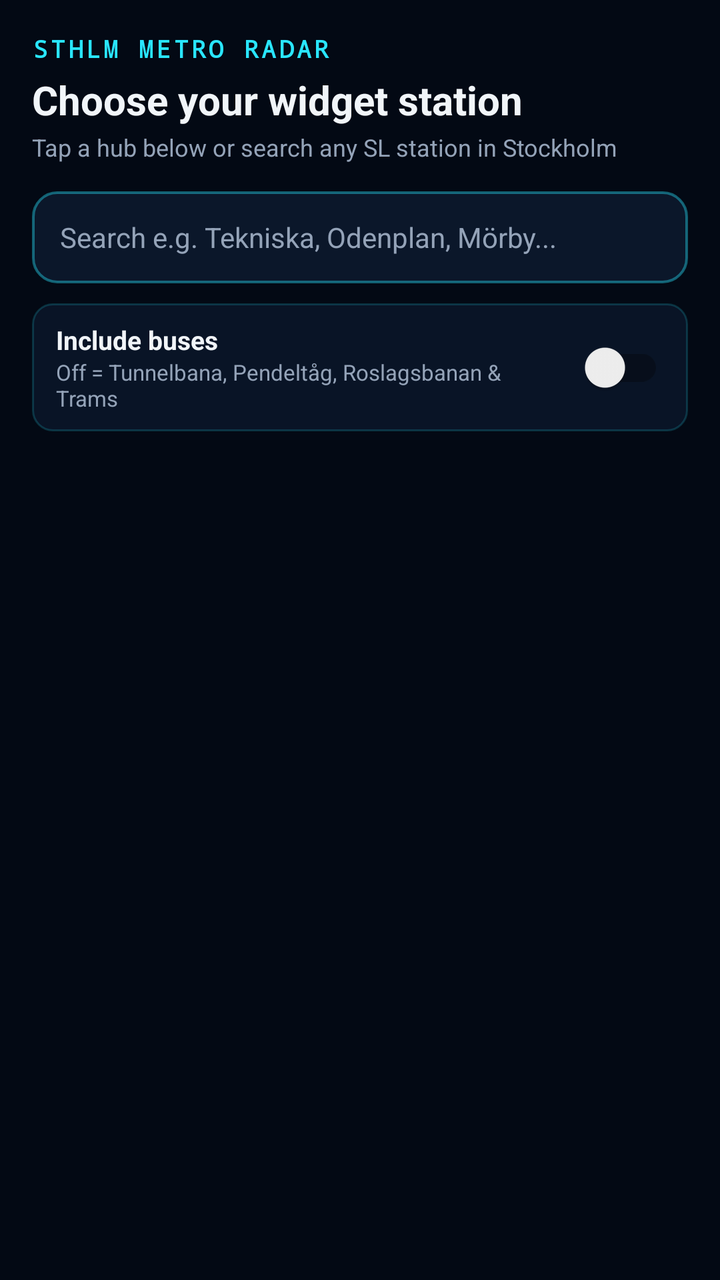
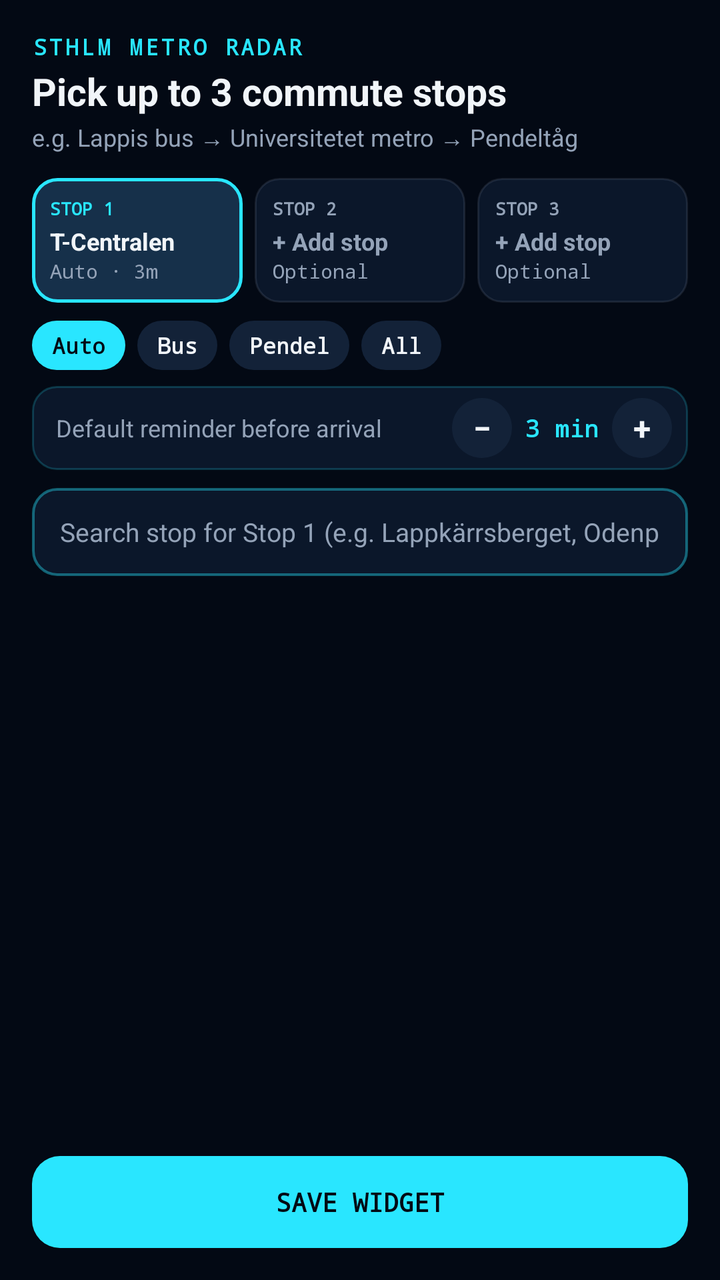

The first picture is an Android layout as it rendered before a commit; the second is the same layout after the commit. The layout source and the unified diff follow.
<!-- AndroidManifest.xml: application theme Theme.SthlmMetro -->
<!-- res/layout/activity_widget_config.xml -->
<?xml version="1.0" encoding="utf-8"?>
<LinearLayout xmlns:android="http://schemas.android.com/apk/res/android"
    android:layout_width="match_parent"
    android:layout_height="match_parent"
    android:background="@color/bg_dark"
    android:orientation="vertical"
    android:padding="16dp">

    <TextView
        android:layout_width="match_parent"
        android:layout_height="wrap_content"
        android:fontFamily="monospace"
        android:letterSpacing="0.12"
        android:text="STHLM METRO RADAR"
        android:textColor="@color/cyan_accent"
        android:textSize="12sp"
        android:textStyle="bold" />

    <TextView
        android:layout_width="match_parent"
        android:layout_height="wrap_content"
        android:layout_marginTop="4dp"
        android:text="Choose your widget station"
        android:textColor="@color/text_primary"
        android:textSize="20sp"
        android:textStyle="bold" />

    <TextView
        android:id="@+id/config_subtitle"
        android:layout_width="match_parent"
        android:layout_height="wrap_content"
        android:layout_marginTop="2dp"
        android:text="Tap a hub below or search any SL station in Stockholm"
        android:textColor="@color/text_secondary"
        android:textSize="12sp" />

    <EditText
        android:id="@+id/station_search_input"
        android:layout_width="match_parent"
        android:layout_height="46dp"
        android:layout_marginTop="14dp"
        android:background="@drawable/input_bg"
        android:hint="Search e.g. Tekniska, Odenplan, Mörby..."
        android:imeOptions="actionSearch"
        android:inputType="text"
        android:maxLines="1"
        android:paddingStart="14dp"
        android:paddingEnd="14dp"
        android:textColor="@color/text_primary"
        android:textColorHint="@color/text_secondary"
        android:textSize="14sp" />

    <LinearLayout
        android:layout_width="match_parent"
        android:layout_height="wrap_content"
        android:layout_marginTop="10dp"
        android:background="@drawable/widget_row_bg"
        android:gravity="center_vertical"
        android:orientation="horizontal"
        android:paddingStart="12dp"
        android:paddingTop="8dp"
        android:paddingEnd="12dp"
        android:paddingBottom="8dp">

        <LinearLayout
            android:layout_width="0dp"
            android:layout_height="wrap_content"
            android:layout_weight="1"
            android:orientation="vertical">

            <TextView
                android:layout_width="wrap_content"
                android:layout_height="wrap_content"
                android:text="Include buses"
                android:textColor="@color/text_primary"
                android:textSize="13sp"
                android:textStyle="bold" />

            <TextView
                android:layout_width="wrap_content"
                android:layout_height="wrap_content"
                android:text="Off = Tunnelbana, Pendeltåg, Roslagsbanan &amp; Trams"
                android:textColor="@color/text_secondary"
                android:textSize="11sp" />
        </LinearLayout>

        <androidx.appcompat.widget.SwitchCompat
            android:id="@+id/include_buses_switch"
            android:layout_width="wrap_content"
            android:layout_height="wrap_content" />
    </LinearLayout>

    <ListView
        android:id="@+id/station_list_view"
        android:layout_width="match_parent"
        android:layout_height="0dp"
        android:layout_marginTop="12dp"
        android:layout_weight="1"
        android:divider="@android:color/transparent"
        android:dividerHeight="8dp" />

</LinearLayout>
<!-- resources referenced by this layout -->
<resources>
  <color name="bg_dark">#030914</color>
  <color name="cyan_accent">#29E6FF</color>
  <color name="text_primary">#F1F5F9</color>
  <color name="text_secondary">#94A3B8</color>
  <!-- drawable input_bg (drawable) -->
  <?xml version="1.0" encoding="utf-8"?>
  <shape xmlns:android="http://schemas.android.com/apk/res/android"
      android:shape="rectangle">
      <solid android:color="#0B172A" />
      <stroke
          android:width="1.2dp"
          android:color="#6629E6FF" />
      <corners android:radius="12dp" />
  </shape>
  <!-- drawable widget_row_bg (drawable) -->
  <?xml version="1.0" encoding="utf-8"?>
  <shape xmlns:android="http://schemas.android.com/apk/res/android"
      android:shape="rectangle">
      <solid android:color="#D90B172A" />
      <stroke
          android:width="1dp"
          android:color="#2E29E6FF" />
      <corners android:radius="10dp" />
  </shape>
  <style name="Theme.SthlmMetro" parent="Theme.MaterialComponents.DayNight.NoActionBar">
          <item name="colorPrimary">@color/cyan_accent</item>
          <item name="colorPrimaryVariant">@color/card_bg</item>
          <item name="colorOnPrimary">@color/bg_dark</item>
          <item name="android:windowBackground">@color/bg_dark</item>
          <item name="android:statusBarColor">@color/bg_dark</item>
          <item name="android:navigationBarColor">@color/bg_dark</item>
      </style>
  <color name="card_bg">#050D1A</color>
</resources>

<!-- the commit's change to res/layout/activity_widget_config.xml (unified diff, before → after) -->
@@ -1,5 +1,6 @@
 <?xml version="1.0" encoding="utf-8"?>
 <LinearLayout xmlns:android="http://schemas.android.com/apk/res/android"
+    android:id="@+id/config_root"
     android:layout_width="match_parent"
     android:layout_height="match_parent"
     android:background="@color/bg_dark"
@@ -13,16 +14,16 @@
         android:letterSpacing="0.12"
         android:text="STHLM METRO RADAR"
         android:textColor="@color/cyan_accent"
-        android:textSize="12sp"
+        android:textSize="11sp"
         android:textStyle="bold" />
 
     <TextView
         android:layout_width="match_parent"
         android:layout_height="wrap_content"
-        android:layout_marginTop="4dp"
-        android:text="Choose your widget station"
+        android:layout_marginTop="2dp"
+        android:text="Pick up to 3 commute stops"
         android:textColor="@color/text_primary"
-        android:textSize="20sp"
+        android:textSize="19sp"
         android:textStyle="bold" />
 
     <TextView
@@ -30,17 +31,298 @@
         android:layout_width="match_parent"
         android:layout_height="wrap_content"
         android:layout_marginTop="2dp"
-        android:text="Tap a hub below or search any SL station in Stockholm"
+        android:text="e.g. Lappis bus → Universitetet metro → Pendeltåg"
         android:textColor="@color/text_secondary"
         android:textSize="12sp" />
 
+    
+    <LinearLayout
+        android:layout_width="match_parent"
+        android:layout_height="wrap_content"
+        android:layout_marginTop="12dp"
+        android:orientation="horizontal">
+
+        <LinearLayout
+            android:id="@+id/slot_btn_0"
+            android:layout_width="0dp"
+            android:layout_height="wrap_content"
+            android:layout_marginEnd="6dp"
+            android:layout_weight="1"
+            android:background="@drawable/slot_pill_active"
+            android:orientation="vertical"
+            android:padding="9dp">
+
+            <TextView
+                android:layout_width="wrap_content"
+                android:layout_height="wrap_content"
+                android:fontFamily="monospace"
+                android:text="STOP 1"
+                android:textColor="@color/cyan_accent"
+                android:textSize="9sp"
+                android:textStyle="bold" />
+
+            <TextView
+                android:id="@+id/slot_label_0"
+                android:layout_width="match_parent"
+                android:layout_height="wrap_content"
+                android:layout_marginTop="2dp"
+                android:ellipsize="end"
+                android:maxLines="1"
+                android:text="T-Centralen"
+                android:textColor="@color/text_primary"
+                android:textSize="12sp"
+                android:textStyle="bold" />
+
+            <TextView
+                android:id="@+id/slot_mode_0"
+                android:layout_width="match_parent"
+                android:layout_height="wrap_content"
+                android:ellipsize="end"
+                android:fontFamily="monospace"
+                android:maxLines="1"
+                android:text="Auto · 3m"
+                android:textColor="@color/text_secondary"
+                android:textSize="10sp" />
+        </LinearLayout>
+
+        <LinearLayout
+            android:id="@+id/slot_btn_1"
+            android:layout_width="0dp"
+            android:layout_height="wrap_content"
+            android:layout_marginEnd="6dp"
+            android:layout_weight="1"
+            android:background="@drawable/slot_pill_idle"
+            android:orientation="vertical"
+            android:padding="9dp">
+
+            <TextView
+                android:layout_width="wrap_content"
+                android:layout_height="wrap_content"
+                android:fontFamily="monospace"
+                android:text="STOP 2"
+                android:textColor="@color/text_secondary"
+                android:textSize="9sp"
+                android:textStyle="bold" />
+
+            <TextView
+                android:id="@+id/slot_label_1"
+                android:layout_width="match_parent"
+                android:layout_height="wrap_content"
+                android:layout_marginTop="2dp"
+                android:ellipsize="end"
+                android:maxLines="1"
+                android:text="+ Add stop"
+                android:textColor="@color/text_secondary"
+                android:textSize="12sp"
+                android:textStyle="bold" />
+
+            <TextView
+                android:id="@+id/slot_mode_1"
+                android:layout_width="match_parent"
+                android:layout_height="wrap_content"
+                android:ellipsize="end"
+                android:fontFamily="monospace"
+                android:maxLines="1"
+                android:text="Optional"
+                android:textColor="@color/text_secondary"
+                android:textSize="10sp" />
+        </LinearLayout>
+
+        <LinearLayout
+            android:id="@+id/slot_btn_2"
+            android:layout_width="0dp"
+            android:layout_height="wrap_content"
+            android:layout_weight="1"
+            android:background="@drawable/slot_pill_idle"
+            android:orientation="vertical"
+            android:padding="9dp">
+
+            <TextView
+                android:layout_width="wrap_content"
+                android:layout_height="wrap_content"
+                android:fontFamily="monospace"
+                android:text="STOP 3"
+                android:textColor="@color/text_secondary"
+                android:textSize="9sp"
+                android:textStyle="bold" />
+
+            <TextView
+                android:id="@+id/slot_label_2"
+                android:layout_width="match_parent"
+                android:layout_height="wrap_content"
+                android:layout_marginTop="2dp"
+                android:ellipsize="end"
+                android:maxLines="1"
+                android:text="+ Add stop"
+                android:textColor="@color/text_secondary"
+                android:textSize="12sp"
+                android:textStyle="bold" />
+
+            <TextView
+                android:id="@+id/slot_mode_2"
+                android:layout_width="match_parent"
+                android:layout_height="wrap_content"
+                android:ellipsize="end"
+                android:fontFamily="monospace"
+                android:maxLines="1"
+                android:text="Optional"
+                android:textColor="@color/text_secondary"
+                android:textSize="10sp" />
+        </LinearLayout>
+    </LinearLayout>
+
+    
+    <LinearLayout
+        android:layout_width="match_parent"
+        android:layout_height="wrap_content"
+        android:layout_marginTop="9dp"
+        android:gravity="center_vertical"
+        android:orientation="horizontal">
+
+        <TextView
+            android:id="@+id/chip_auto"
+            android:layout_width="wrap_content"
+            android:layout_height="wrap_content"
+            android:layout_marginEnd="6dp"
+            android:background="@drawable/chip_active"
+            android:fontFamily="monospace"
+            android:paddingStart="10dp"
+            android:paddingTop="5dp"
+            android:paddingEnd="10dp"
+            android:paddingBottom="5dp"
+            android:text="Auto"
+            android:textColor="@color/bg_dark"
+            android:textSize="11sp"
+            android:textStyle="bold" />
+
+        <TextView
+            android:id="@+id/chip_bus"
+            android:layout_width="wrap_content"
+            android:layout_height="wrap_content"
+            android:layout_marginEnd="6dp"
+            android:background="@drawable/chip_idle"
+            android:fontFamily="monospace"
+            android:paddingStart="10dp"
+            android:paddingTop="5dp"
+            android:paddingEnd="10dp"
+            android:paddingBottom="5dp"
+            android:text="Bus"
+            android:textColor="@color/text_primary"
+            android:textSize="11sp"
+            android:textStyle="bold" />
+
+        <TextView
+            android:id="@+id/chip_pendel"
+            android:layout_width="wrap_content"
+            android:layout_height="wrap_content"
+            android:layout_marginEnd="6dp"
+            android:background="@drawable/chip_idle"
+            android:fontFamily="monospace"
+            android:paddingStart="10dp"
+            android:paddingTop="5dp"
+            android:paddingEnd="10dp"
+            android:paddingBottom="5dp"
+            android:text="Pendel"
+            android:textColor="@color/text_primary"
+            android:textSize="11sp"
+            android:textStyle="bold" />
+
+        <TextView
+            android:id="@+id/chip_all"
+            android:layout_width="wrap_content"
+            android:layout_height="wrap_content"
+            android:background="@drawable/chip_idle"
+            android:fontFamily="monospace"
+            android:paddingStart="10dp"
+            android:paddingTop="5dp"
+            android:paddingEnd="10dp"
+            android:paddingBottom="5dp"
+            android:text="All"
+            android:textColor="@color/text_primary"
+            android:textSize="11sp"
+            android:textStyle="bold" />
+
+        <View
+            android:layout_width="0dp"
+            android:layout_height="1dp"
+            android:layout_weight="1" />
+
+        <TextView
+            android:id="@+id/btn_clear_slot"
+            android:layout_width="wrap_content"
+            android:layout_height="wrap_content"
+            android:fontFamily="monospace"
+            android:padding="5dp"
+            android:text="Remove"
+            android:textColor="@color/rose_cancel"
+            android:textSize="11sp"
+            android:textStyle="bold"
+            android:visibility="gone" />
+    </LinearLayout>
+
+    
+    <LinearLayout
+        android:id="@+id/config_walk_bar"
+        android:layout_width="match_parent"
+        android:layout_height="wrap_content"
+        android:layout_marginTop="8dp"
+        android:background="@drawable/config_row_bg"
+        android:gravity="center_vertical"
+        android:orientation="horizontal"
+        android:paddingStart="12dp"
+        android:paddingTop="6dp"
+        android:paddingEnd="8dp"
+        android:paddingBottom="6dp">
+
+        <TextView
+            android:layout_width="0dp"
+            android:layout_height="wrap_content"
+            android:layout_weight="1"
+            android:text="Default reminder before arrival"
+            android:textColor="@color/text_secondary"
+            android:textSize="12sp" />
+
+        <TextView
+            android:id="@+id/config_walk_minus"
+            android:layout_width="30dp"
+            android:layout_height="30dp"
+            android:background="@drawable/chip_idle"
+            android:gravity="center"
+            android:text="−"
+            android:textColor="@color/text_primary"
+            android:textSize="16sp"
+            android:textStyle="bold" />
+
+        <TextView
+            android:id="@+id/config_walk_value"
+            android:layout_width="50dp"
+            android:layout_height="wrap_content"
+            android:fontFamily="monospace"
+            android:gravity="center"
+            android:text="3 min"
+            android:textColor="@color/cyan_accent"
+            android:textSize="12sp"
+            android:textStyle="bold" />
+
+        <TextView
+            android:id="@+id/config_walk_plus"
+            android:layout_width="30dp"
+            android:layout_height="30dp"
+            android:background="@drawable/chip_idle"
+            android:gravity="center"
+            android:text="+"
+            android:textColor="@color/text_primary"
+            android:textSize="16sp"
+            android:textStyle="bold" />
+    </LinearLayout>
+
     <EditText
         android:id="@+id/station_search_input"
         android:layout_width="match_parent"
-        android:layout_height="46dp"
-        android:layout_marginTop="14dp"
+        android:layout_height="44dp"
+        android:layout_marginTop="9dp"
         android:background="@drawable/input_bg"
-        android:hint="Search e.g. Tekniska, Odenplan, Mörby..."
+        android:hint="Search stop for Stop 1 (e.g. Lappkärrsberget, Odenplan…)"
         android:imeOptions="actionSearch"
         android:inputType="text"
         android:maxLines="1"
@@ -48,55 +330,28 @@
         android:paddingEnd="14dp"
         android:textColor="@color/text_primary"
         android:textColorHint="@color/text_secondary"
-        android:textSize="14sp" />
-
-    <LinearLayout
-        android:layout_width="match_parent"
-        android:layout_height="wrap_content"
-        android:layout_marginTop="10dp"
-        android:background="@drawable/widget_row_bg"
-        android:gravity="center_vertical"
-        android:orientation="horizontal"
-        android:paddingStart="12dp"
-        android:paddingTop="8dp"
-        android:paddingEnd="12dp"
-        android:paddingBottom="8dp">
-
-        <LinearLayout
-            android:layout_width="0dp"
-            android:layout_height="wrap_content"
-            android:layout_weight="1"
-            android:orientation="vertical">
-
-            <TextView
-                android:layout_width="wrap_content"
-                android:layout_height="wrap_content"
-                android:text="Include buses"
-                android:textColor="@color/text_primary"
-                android:textSize="13sp"
-                android:textStyle="bold" />
-
-            <TextView
-                android:layout_width="wrap_content"
-                android:layout_height="wrap_content"
-                android:text="Off = Tunnelbana, Pendeltåg, Roslagsbanan &amp; Trams"
-                android:textColor="@color/text_secondary"
-                android:textSize="11sp" />
-        </LinearLayout>
-
-        <androidx.appcompat.widget.SwitchCompat
-            android:id="@+id/include_buses_switch"
-            android:layout_width="wrap_content"
-            android:layout_height="wrap_content" />
-    </LinearLayout>
+        android:textSize="13sp" />
 
     <ListView
         android:id="@+id/station_list_view"
         android:layout_width="match_parent"
         android:layout_height="0dp"
-        android:layout_marginTop="12dp"
+        android:layout_marginTop="9dp"
         android:layout_weight="1"
         android:divider="@android:color/transparent"
-        android:dividerHeight="8dp" />
+        android:dividerHeight="7dp" />
+
+    <TextView
+        android:id="@+id/btn_save_widget"
+        android:layout_width="match_parent"
+        android:layout_height="46dp"
+        android:layout_marginTop="10dp"
+        android:background="@drawable/btn_save_bg"
+        android:fontFamily="monospace"
+        android:gravity="center"
+        android:text="SAVE WIDGET"
+        android:textColor="@color/bg_dark"
+        android:textSize="13sp"
+        android:textStyle="bold" />
 
 </LinearLayout>
<!-- resource entries referenced after the edit -->
@@ -2,8 +2,40 @@
 <resources>
   <color name="bg_dark">#030914</color>
   <color name="cyan_accent">#29E6FF</color>
+  <color name="rose_cancel">#FB7185</color>
   <color name="text_primary">#F1F5F9</color>
   <color name="text_secondary">#94A3B8</color>
+  <!-- drawable btn_save_bg (drawable) -->
+  <?xml version="1.0" encoding="utf-8"?>
+  <shape xmlns:android="http://schemas.android.com/apk/res/android"
+      android:shape="rectangle">
+      <solid android:color="#29E6FF" />
+      <corners android:radius="14dp" />
+  </shape>
+  <!-- drawable chip_active (drawable) -->
+  <?xml version="1.0" encoding="utf-8"?>
+  <shape xmlns:android="http://schemas.android.com/apk/res/android"
+      android:shape="rectangle">
+      <solid android:color="#29E6FF" />
+      <corners android:radius="999dp" />
+  </shape>
+  <!-- drawable chip_idle (drawable) -->
+  <?xml version="1.0" encoding="utf-8"?>
+  <shape xmlns:android="http://schemas.android.com/apk/res/android"
+      android:shape="rectangle">
+      <solid android:color="#132238" />
+      <corners android:radius="999dp" />
+  </shape>
+  <!-- drawable config_row_bg (drawable) -->
+  <?xml version="1.0" encoding="utf-8"?>
+  <shape xmlns:android="http://schemas.android.com/apk/res/android"
+      android:shape="rectangle">
+      <solid android:color="#0B172A" />
+      <stroke
+          android:width="1dp"
+          android:color="#3329E6FF" />
+      <corners android:radius="12dp" />
+  </shape>
   <!-- drawable input_bg (drawable) -->
   <?xml version="1.0" encoding="utf-8"?>
   <shape xmlns:android="http://schemas.android.com/apk/res/android"
@@ -14,15 +46,25 @@
           android:color="#6629E6FF" />
       <corners android:radius="12dp" />
   </shape>
-  <!-- drawable widget_row_bg (drawable) -->
+  <!-- drawable slot_pill_active (drawable) -->
   <?xml version="1.0" encoding="utf-8"?>
   <shape xmlns:android="http://schemas.android.com/apk/res/android"
       android:shape="rectangle">
-      <solid android:color="#D90B172A" />
+      <solid android:color="#16304A" />
+      <stroke
+          android:width="1.8dp"
+          android:color="#29E6FF" />
+      <corners android:radius="12dp" />
+  </shape>
+  <!-- drawable slot_pill_idle (drawable) -->
+  <?xml version="1.0" encoding="utf-8"?>
+  <shape xmlns:android="http://schemas.android.com/apk/res/android"
+      android:shape="rectangle">
+      <solid android:color="#0B172A" />
       <stroke
           android:width="1dp"
-          android:color="#2E29E6FF" />
-      <corners android:radius="10dp" />
+          android:color="#2694A3B8" />
+      <corners android:radius="12dp" />
   </shape>
   <style name="Theme.SthlmMetro" parent="Theme.MaterialComponents.DayNight.NoActionBar">
           <item name="colorPrimary">@color/cyan_accent</item>
